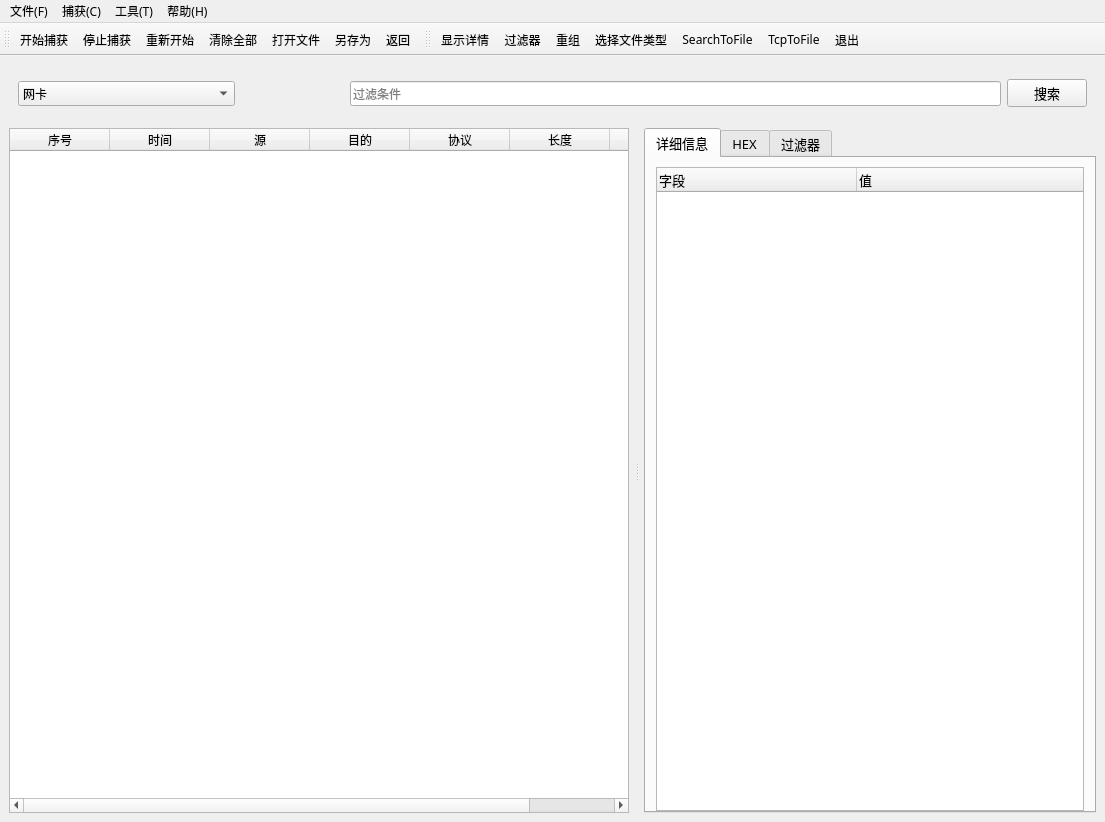
Old version of the form source/main_window.ui in the repository ISDevLearn/Sniffer.
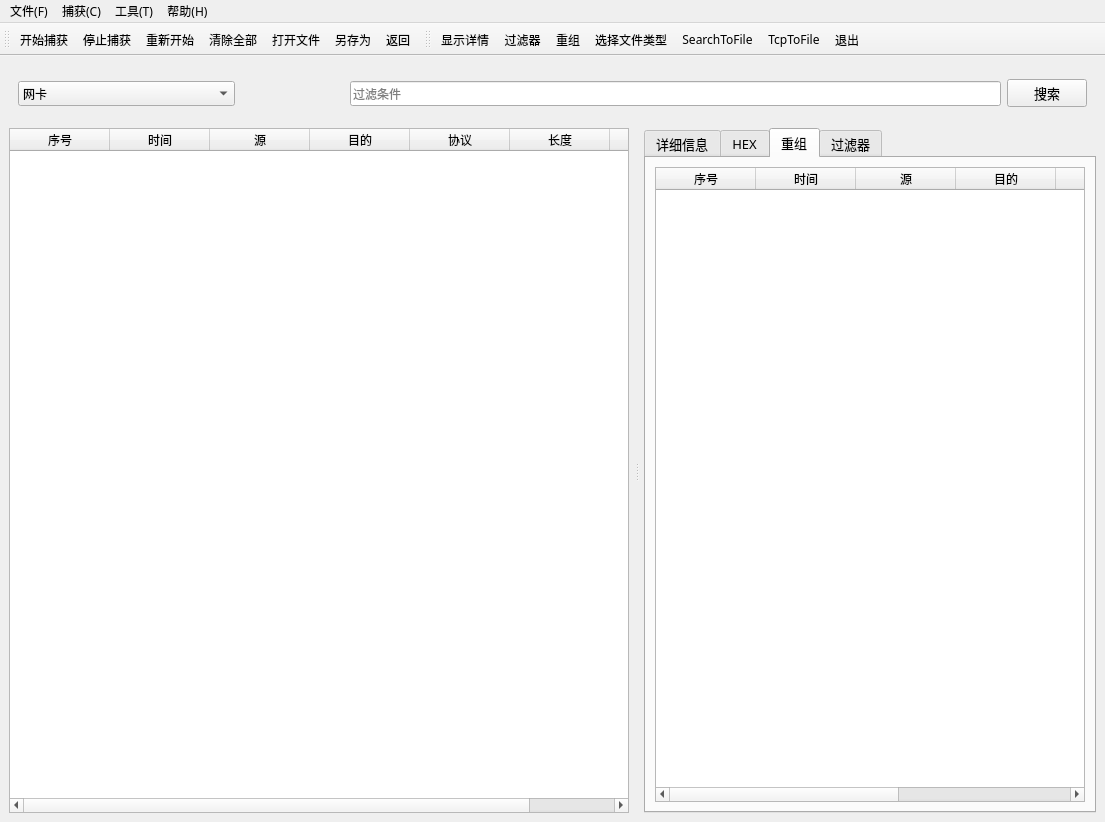
New version of the form. The open tabs and pages were chosen to show the change. Icons and pictures are not drawn.

Commit message: build basic logic for reassemble

Patch:
```diff
--- a/source/main_window.ui
+++ b/source/main_window.ui
@@ -369,6 +369,103 @@
             </item>
            </layout>
           </widget>
+          <widget class="QWidget" name="reassemble_tab">
+           <property name="font">
+            <font>
+             <family>苹方 中等</family>
+            </font>
+           </property>
+           <property name="whatsThis">
+            <string/>
+           </property>
+           <property name="accessibleName">
+            <string>重组</string>
+           </property>
+           <attribute name="title">
+            <string>重组</string>
+           </attribute>
+           <layout class="QVBoxLayout" name="verticalLayout_3">
+            <item>
+             <widget class="QTableWidget" name="reassemble_table">
+              <property name="font">
+               <font>
+                <family>苹方 中等</family>
+               </font>
+              </property>
+              <column>
+               <property name="text">
+                <string>序号</string>
+               </property>
+               <property name="font">
+                <font>
+                 <family>苹方 中等</family>
+                </font>
+               </property>
+              </column>
+              <column>
+               <property name="text">
+                <string>时间</string>
+               </property>
+               <property name="font">
+                <font>
+                 <family>苹方 中等</family>
+                </font>
+               </property>
+              </column>
+              <column>
+               <property name="text">
+                <string>源</string>
+               </property>
+               <property name="font">
+                <font>
+                 <family>苹方 中等</family>
+                </font>
+               </property>
+              </column>
+              <column>
+               <property name="text">
+                <string>目的</string>
+               </property>
+               <property name="font">
+                <font>
+                 <family>苹方 中等</family>
+                </font>
+               </property>
+              </column>
+              <column>
+               <property name="text">
+                <string>协议</string>
+               </property>
+               <property name="font">
+                <font>
+                 <family>苹方 中等</family>
+                </font>
+               </property>
+              </column>
+              <column>
+               <property name="text">
+                <string>长度</string>
+               </property>
+               <property name="font">
+                <font>
+                 <family>苹方 中等</family>
+                </font>
+               </property>
+              </column>
+              <column>
+               <property name="text">
+                <string>信息</string>
+               </property>
+               <property name="font">
+                <font>
+                 <family>苹方 中等</family>
+                </font>
+               </property>
+              </column>
+             </widget>
+            </item>
+           </layout>
+          </widget>
           <widget class="QWidget" name="filter">
            <attribute name="title">
             <string>过滤器</string>
```
Left out of the diff: 2 changed lines with no effect on the pictures. The commit also changes 4 other files.
